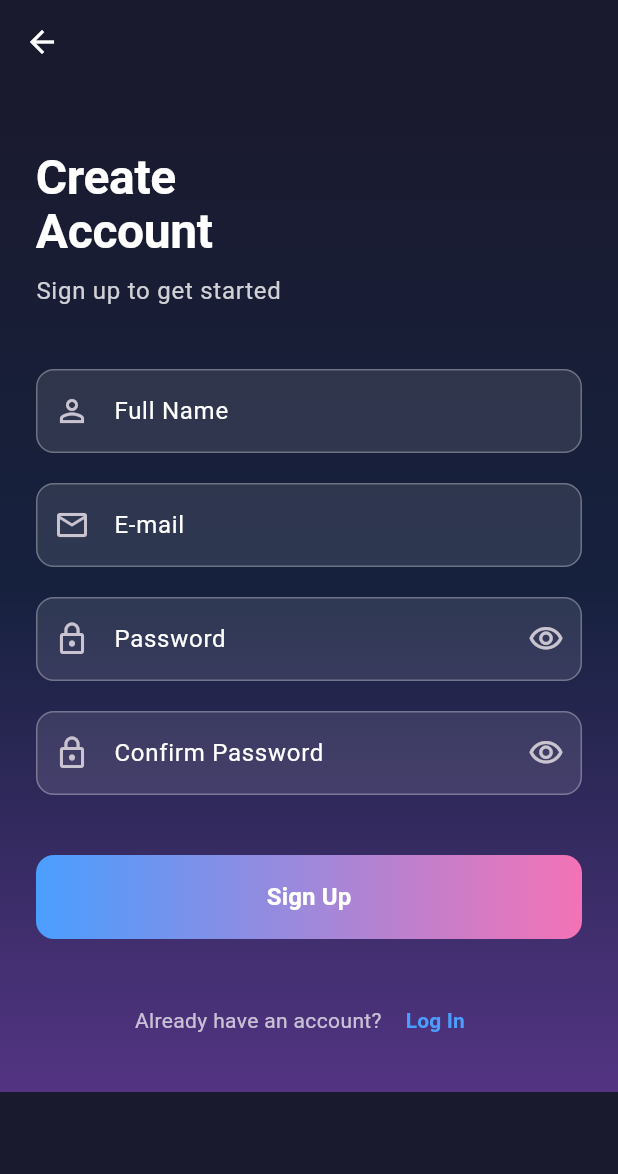
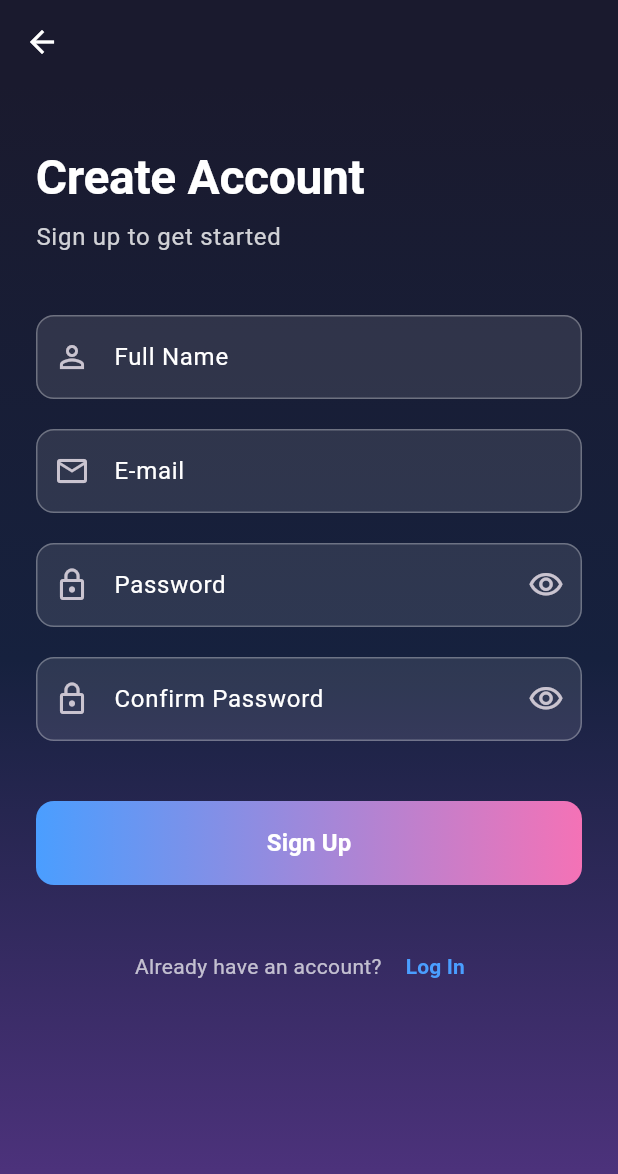
Before and after one commit to cevizenes/QuizWiz, a Flutter app: the HomeScreen screen opened directly, after a tap on the "logout" icon, after a tap on "Log In", after a tap on "Sign Up", on a phone screen of 412 x 824 dp. Shown: the top 1174 px of the screen. Run offline on Flutter 3.47's test engine with Material 3 defaults, Android fonts, the light colour scheme and no system bars; our stand-ins replace cloud_firestore, firebase_auth, firebase_core, flutter_dotenv; accounts and stored records are empty.

Commit message:
fix: prevented dark bottom on login and sign up screen

```diff
--- a/lib/screens/home_screen.dart
+++ b/lib/screens/home_screen.dart
@@ -5,8 +5,6 @@
 import '../utils/constants.dart';
 import 'login_screen.dart';
 
-/// Ana ekran
-/// Phase 3'te daha detaylı geliştirilecek
 class HomeScreen extends StatelessWidget {
   const HomeScreen({super.key});
 
@@ -84,7 +82,7 @@
                       shape: BoxShape.circle,
                       boxShadow: [
                         BoxShadow(
-                          color: AppColors.lightPurple.withOpacity(0.3),
+                          color: AppColors.lightPurple.withValues(alpha: 0.3),
                           blurRadius: 30,
                           spreadRadius: 10,
                         ),
@@ -123,7 +121,7 @@
                   Text(
                     AppConstants.appTagline,
                     style: Theme.of(context).textTheme.bodyLarge?.copyWith(
-                      color: AppColors.white.withOpacity(0.7),
+                      color: AppColors.white.withValues(alpha: 0.7),
                     ),
                     textAlign: TextAlign.center,
                   ),
@@ -240,7 +238,7 @@
         Text(
           label,
           style: TextStyle(
-            color: AppColors.white.withOpacity(0.7),
+            color: AppColors.white.withValues(alpha: 0.7),
             fontSize: 12,
           ),
         ),
--- a/lib/screens/login_screen.dart
+++ b/lib/screens/login_screen.dart
@@ -1,3 +1,5 @@
+// ignore_for_file: use_build_context_synchronously
+
 import 'package:flutter/material.dart';
 import 'package:provider/provider.dart';
 import '../providers/auth_provider.dart';
@@ -59,6 +61,7 @@
     return Scaffold(
       body: Container(
         decoration: const BoxDecoration(gradient: AppColors.primaryGradient),
+        height: double.infinity,
         child: SafeArea(
           child: SingleChildScrollView(
             child: Padding(
@@ -322,7 +325,7 @@
                 await authProvider.resetPassword(email);
 
                 if (!mounted) return;
-                Navigator.pop(context);
+                Navigator.of(context).pop();
 
                 ScaffoldMessenger.of(context).showSnackBar(
                   const SnackBar(
--- a/lib/screens/sign_up_screen.dart
+++ b/lib/screens/sign_up_screen.dart
@@ -5,8 +5,6 @@
 import '../theme/app_colors.dart';
 import 'home_screen.dart';
 
-/// Sign Up Ekranı
-/// Email, şifre ve isim ile kayıt olma
 class SignUpScreen extends StatefulWidget {
   const SignUpScreen({super.key});
 
@@ -72,6 +70,7 @@
       ),
       body: Container(
         decoration: const BoxDecoration(gradient: AppColors.primaryGradient),
+        height: double.infinity,
         child: SafeArea(
           child: SingleChildScrollView(
             child: Padding(
@@ -84,7 +83,7 @@
                     const SizedBox(height: 20),
 
                     Text(
-                      'Create\nAccount',
+                      'Create Account',
                       style: Theme.of(context).textTheme.displayLarge?.copyWith(
                         color: AppColors.white,
                         fontWeight: FontWeight.bold,
```
Also changed, not shown: 7 other files.
